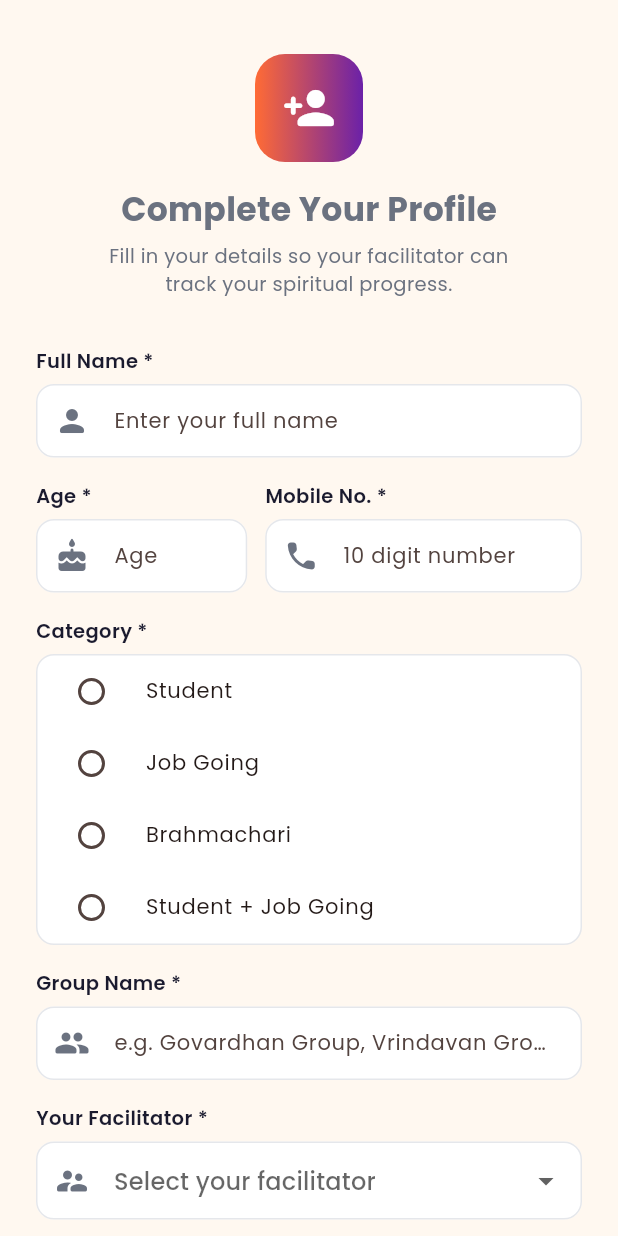
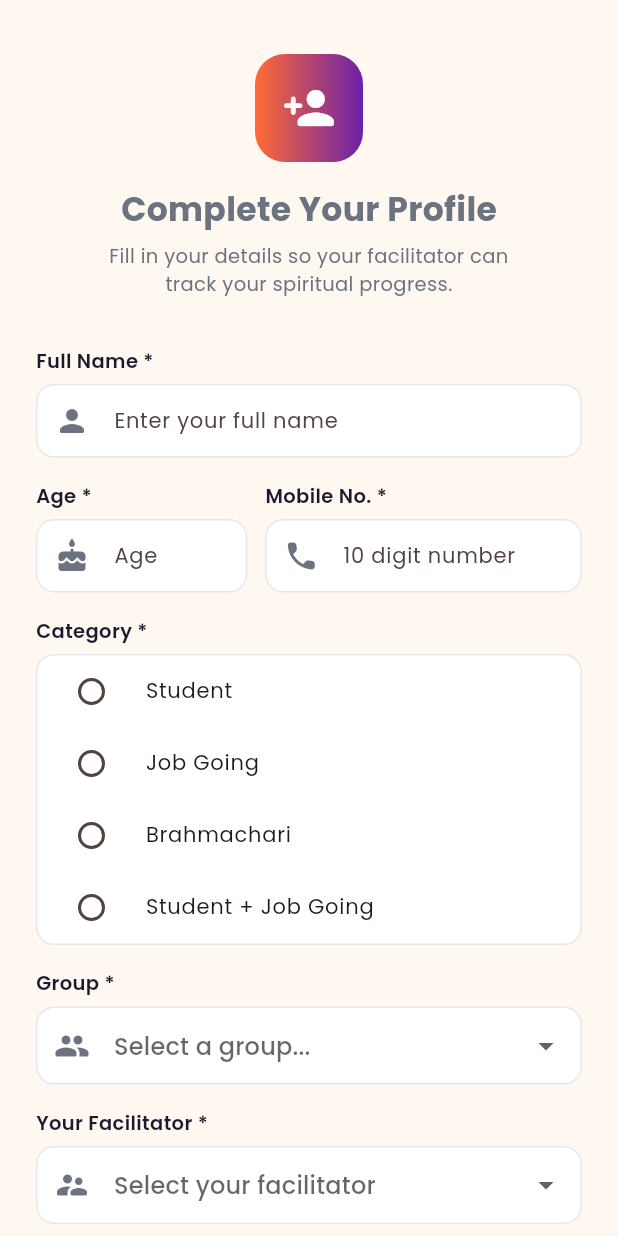
Before and after one commit to hilnik432-noob/Sadhna_app_IYF, a Flutter app: the ProfileSetupScreen screen opened by its route, on a phone screen of 412 x 824 dp. Run offline on Flutter 3.47's test engine with Material 3 defaults, Android fonts, the phone set to English and light mode, and no system bars; our stand-ins replace cloud_firestore, file_picker, firebase_auth, firebase_core, firebase_storage, go_router and 1 more; missing offline and left inert: razorpay_flutter; accounts and stored records are empty; network calls fail.

Commit message:
feat: group selection dropdown with all 12 IYF groups
Replaced group name text field with a dropdown in both
profile setup screen and Edit Profile sheet.

Groups: JGN, DYS, NCH, SHD, NKL, ARJ, YDH, GRG, PBT, BHM, BHS, RVR
Stores both groupCode and groupName in Firestore.

Co-Authored-By: Claude Sonnet 4.6 <noreply@anthropic.com>

```diff
--- /dev/null
+++ b/lib/core/constants/groups.dart
@@ -0,0 +1,21 @@
+class IYFGroup {
+  final String code;
+  final String name;
+  const IYFGroup(this.code, this.name);
+  String get displayName => '$code — $name';
+}
+
+const kGroups = [
+  IYFGroup('JGN', 'Jagannath'),
+  IYFGroup('DYS', 'DYS'),
+  IYFGroup('NCH', 'Nachiketa'),
+  IYFGroup('SHD', 'Sahdev'),
+  IYFGroup('NKL', 'Nakul'),
+  IYFGroup('ARJ', 'Arjun'),
+  IYFGroup('YDH', 'Yudhisthir'),
+  IYFGroup('GRG', 'Gaurang Sabha'),
+  IYFGroup('PBT', 'Prabhupad Bhakti Training'),
+  IYFGroup('BHM', 'Bheem'),
+  IYFGroup('BHS', 'Bhisma'),
+  IYFGroup('RVR', 'Roop Vrinda'),
+];
--- a/lib/features/auth/screens/profile_setup_screen.dart
+++ b/lib/features/auth/screens/profile_setup_screen.dart
@@ -5,6 +5,7 @@ import 'package:go_router/go_router.dart';
 
 import '../../../core/constants/app_colors.dart';
 import '../../../core/constants/facilitators.dart';
+import '../../../core/constants/groups.dart';
 import '../../sadhana/models/sadhana_entry.dart';
 import '../services/auth_service.dart';
 
@@ -16,20 +17,20 @@ class ProfileSetupScreen extends StatefulWidget {
 }
 
 class _ProfileSetupScreenState extends State<ProfileSetupScreen> {
-  final _formKey       = GlobalKey<FormState>();
-  final _nameCtrl      = TextEditingController();
-  final _ageCtrl       = TextEditingController();
-  final _groupCtrl     = TextEditingController();
-  final _mobileCtrl    = TextEditingController();
+  final _formKey    = GlobalKey<FormState>();
+  final _nameCtrl   = TextEditingController();
+  final _ageCtrl    = TextEditingController();
+  final _mobileCtrl = TextEditingController();
 
-  UserRole?   _category;
+  UserRole?    _category;
   Facilitator? _facilitator;
-  bool        _saving = false;
+  IYFGroup?    _group;
+  bool         _saving = false;
 
   @override
   void dispose() {
     _nameCtrl.dispose(); _ageCtrl.dispose();
-    _groupCtrl.dispose(); _mobileCtrl.dispose();
+    _mobileCtrl.dispose();
     super.dispose();
   }
 
@@ -43,13 +44,18 @@ class _ProfileSetupScreenState extends State<ProfileSetupScreen> {
       _showError('Please select your facilitator.');
       return;
     }
+    if (_group == null) {
+      _showError('Please select your group.');
+      return;
+    }
 
     setState(() => _saving = true);
     try {
       await context.read<AuthService>().updateProfile({
         'name':              _nameCtrl.text.trim(),
         'age':               int.tryParse(_ageCtrl.text.trim()) ?? 0,
-        'groupName':         _groupCtrl.text.trim(),
+        'groupName':         _group!.name,
+        'groupCode':         _group!.code,
         'phone':             _mobileCtrl.text.trim(),
         'role':              _category!.name,
         'facilitatorName':   _facilitator!.dikshitName,
@@ -184,16 +190,22 @@ class _ProfileSetupScreenState extends State<ProfileSetupScreen> {
                 ),
                 const SizedBox(height: 16),
 
-                // Group name
-                _Label('Group Name *'),
-                TextFormField(
-                  controller: _groupCtrl,
-                  textCapitalization: TextCapitalization.words,
+                // Group dropdown
+                _Label('Group *'),
+                DropdownButtonFormField<IYFGroup>(
+                  value: _group,
+                  isExpanded: true,
                   decoration: const InputDecoration(
-                    hintText: 'e.g. Govardhan Group, Vrindavan Group',
                     prefixIcon: Icon(Icons.group_rounded, color: AppColors.textSecondary),
+                    hintText: 'Select a group...',
                   ),
-                  validator: (v) => (v == null || v.trim().isEmpty) ? 'Group name is required' : null,
+                  items: kGroups.map((g) => DropdownMenuItem(
+                    value: g,
+                    child: Text(g.displayName,
+                        style: const TextStyle(fontSize: 14, fontFamily: 'Poppins')),
+                  )).toList(),
+                  onChanged: (v) => setState(() => _group = v),
+                  validator: (v) => v == null ? 'Please select a group' : null,
                 ),
                 const SizedBox(height: 16),
 
```
Also changed, not shown: lib/features/profile/screens/profile_screen.dart (+14 -6 lines).
